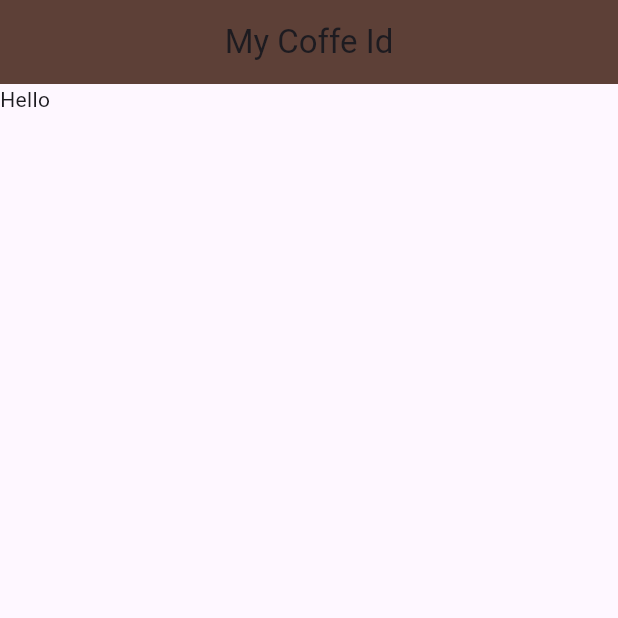
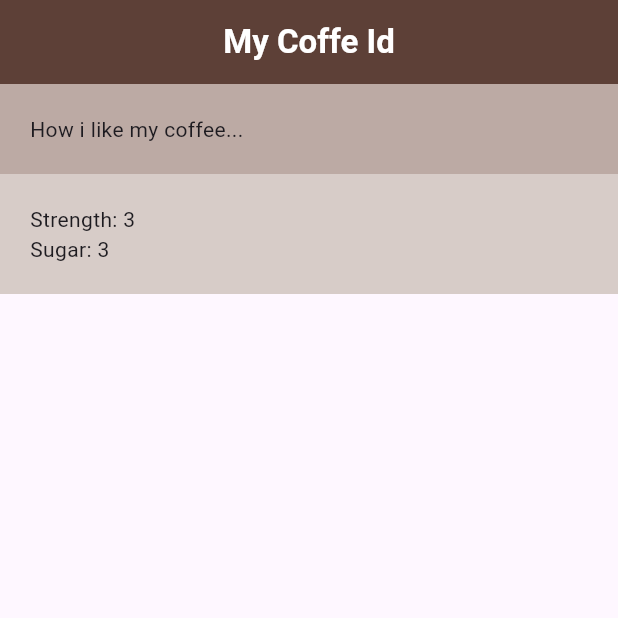
Before and after one commit to MateuszSzczukiewicz/coffee_card, a Flutter app: the screen it shows after launch, on a phone screen of 412 x 824 dp, the top half of it. Run offline on Flutter 3.47's test engine with Material 3 defaults, Android fonts, the phone set to English and light mode, and no system bars.

Commit message:
added rows and columns

```diff
--- /dev/null
+++ b/lib/coffee_prefs.dart
@@ -0,0 +1,27 @@
+import 'package:flutter/material.dart';
+
+class CoffeePrefs extends StatelessWidget {
+  const CoffeePrefs({super.key});
+
+  @override
+  Widget build(BuildContext context) {
+    return const Column(
+      children: [
+        Row(
+          children: [
+            Text('Strength: '),
+            Text('3'),
+            SizedBox(width: 50),
+          ],
+        ),
+        Row(
+          children: [
+            Text('Sugar: '),
+            Text('3'),
+            SizedBox(width: 50),
+          ],
+        ),
+      ],
+    );
+  }
+}
--- a/lib/home.dart
+++ b/lib/home.dart
@@ -1,3 +1,4 @@
+import 'package:coffee_card/coffee_prefs.dart';
 import 'package:flutter/material.dart';
 
 class Home extends StatelessWidget {
@@ -7,11 +8,31 @@ class Home extends StatelessWidget {
   Widget build(BuildContext context) {
     return Scaffold(
       appBar: AppBar(
-        title: Text("My Coffe Id"),
+        title: Text(
+          'My Coffe Id',
+          style: TextStyle(
+            color: Colors.white,
+            fontWeight: FontWeight.bold,
+          ),
+        ),
         backgroundColor: Colors.brown[700],
         centerTitle: true,
       ),
-      body: const Text("Hello"),
+      body: Column(
+        crossAxisAlignment: CrossAxisAlignment.stretch,
+        children: [
+          Container(
+            color: Colors.brown[200],
+            padding: const EdgeInsets.all(20),
+            child: const Text('How i like my coffee...'),
+          ),
+          Container(
+            color: Colors.brown[100],
+            padding: const EdgeInsets.all(20),
+            child: const CoffeePrefs(),
+          ),
+        ],
+      ),
     );
   }
 }
```
Also changed, not shown: analysis_options.yaml (+17 -23 lines), lib/main.dart (+36 -0 lines).
